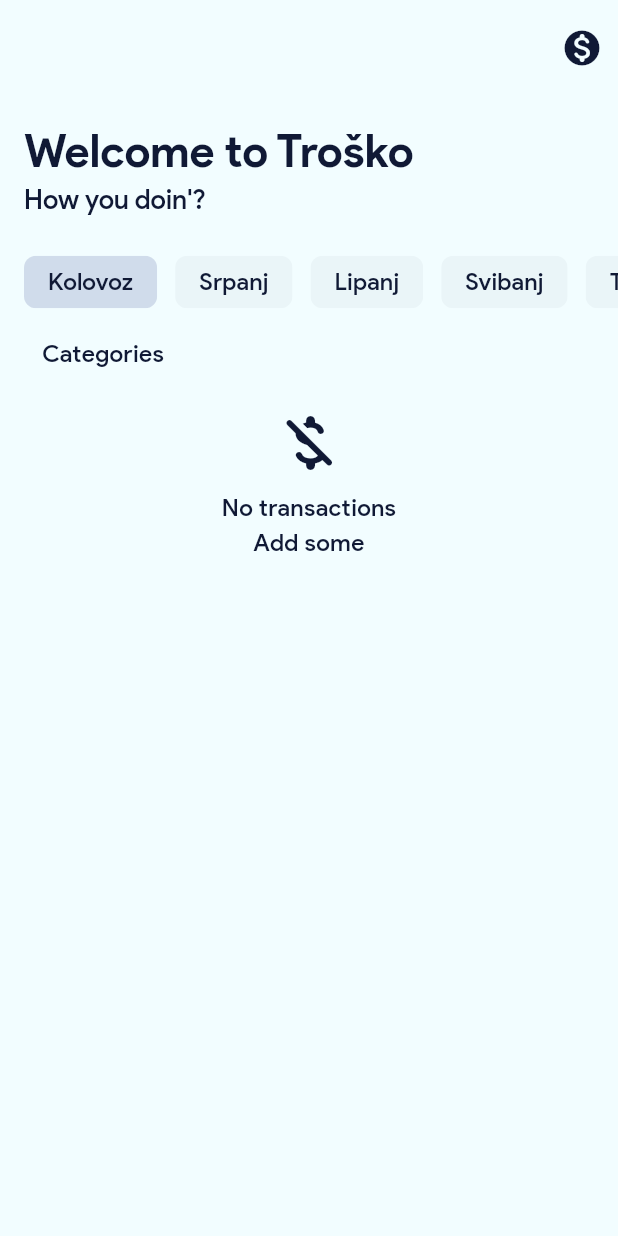
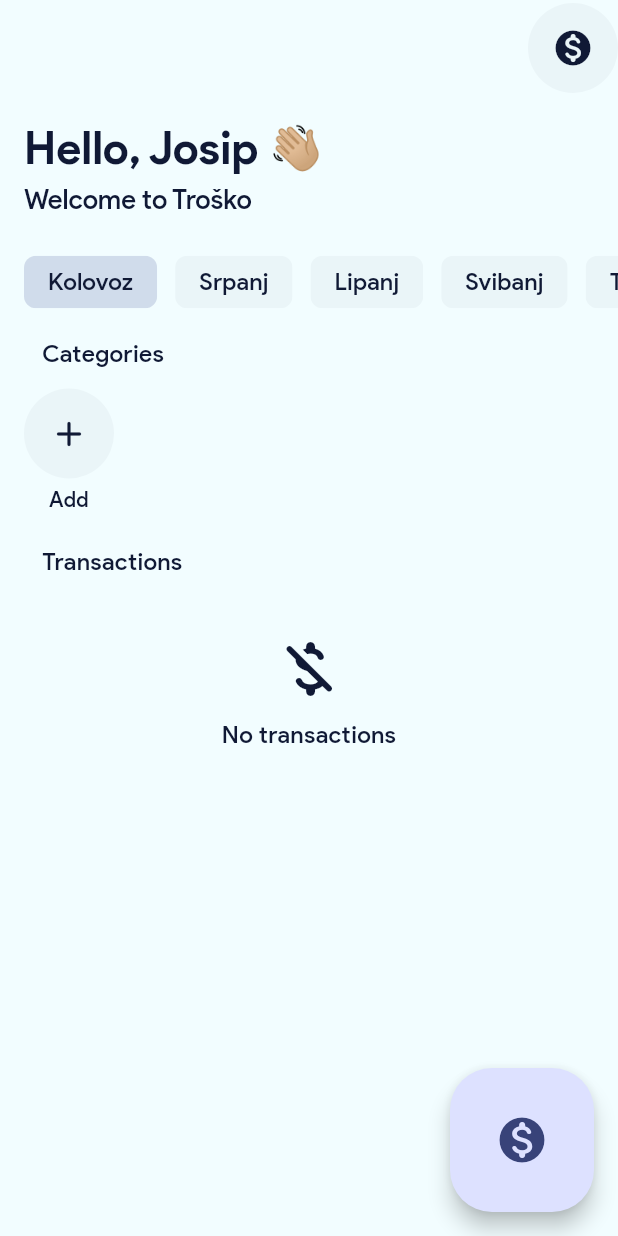
Before and after one commit to jokilic/trosko, a Flutter app: the screen it shows after launch, on a phone screen of 412 x 824 dp. Run offline on Flutter 3.47's test engine with Material 3 defaults, Android fonts, the phone set to English and light mode, and no system bars; our stand-ins replace get_it, hive_ce, hive_ce_flutter, logger, package_info_plus, watch_it; accounts and stored records are empty; statements that could not run were skipped; project files that could hold a hidden picture were left out.

Commit message:
Work on categories (WIP)

```diff
--- a/lib/screens/home/home_screen.dart
+++ b/lib/screens/home/home_screen.dart
@@ -9,6 +9,7 @@ import '../../util/dependencies.dart';
 import '../../util/months.dart';
 import '../../widgets/trosko_app_bar.dart';
 import 'home_controller.dart';
+import 'widgets/home_categories.dart';
 import 'widgets/home_month_chips.dart';
 import 'widgets/home_transaction_widget.dart';
 
@@ -48,6 +49,16 @@ class _HomeScreenState extends State<HomeScreen> {
     final categories = state.categories;
 
     return Scaffold(
+      floatingActionButton: FloatingActionButton.large(
+        onPressed: () => openTransaction(
+          context,
+          passedTransaction: null,
+          categories: categories,
+        ),
+        child: const Icon(
+          Icons.monetization_on_rounded,
+        ),
+      ),
       body: CustomScrollView(
         keyboardDismissBehavior: ScrollViewKeyboardDismissBehavior.onDrag,
         physics: const BouncingScrollPhysics(),
@@ -70,9 +81,9 @@ class _HomeScreenState extends State<HomeScreen> {
                 ),
               ),
             ],
-            smallTitle: 'Welcome to Troško',
-            bigTitle: 'Welcome to Troško',
-            bigSubtitle: "How you doin'?",
+            smallTitle: 'Hello, Josip 👋🏼',
+            bigTitle: 'Hello, Josip 👋🏼',
+            bigSubtitle: 'Welcome to Troško',
           ),
 
           ///
@@ -101,9 +112,46 @@ class _HomeScreenState extends State<HomeScreen> {
             sliver: SliverToBoxAdapter(
               child: Text(
                 'Categories',
-                style: context.textStyles.homeNoTransaction,
+                style: context.textStyles.homeTitle,
               ),
             ),
+          ),
+          const SliverToBoxAdapter(
+            child: SizedBox(height: 12),
+          ),
+
+          ///
+          /// CATEGORIES
+          ///
+          HomeCategories(
+            categories: categories,
+            onPressedCategory: (category) => openCategory(
+              context,
+              passedCategory: category,
+            ),
+            onPressedAdd: () => openCategory(
+              context,
+              passedCategory: null,
+            ),
+          ),
+          const SliverToBoxAdapter(
+            child: SizedBox(height: 8),
+          ),
+
+          ///
+          /// TRANSACTIONS TITLE
+          ///
+          SliverPadding(
+            padding: const EdgeInsets.symmetric(horizontal: 28),
+            sliver: SliverToBoxAdapter(
+              child: Text(
+                'Transactions',
+                style: context.textStyles.homeTitle,
+              ),
+            ),
+          ),
+          const SliverToBoxAdapter(
+            child: SizedBox(height: 12),
           ),
 
           ///
@@ -138,12 +186,7 @@ class _HomeScreenState extends State<HomeScreen> {
                           Text(
                             'No transactions',
                             textAlign: TextAlign.center,
-                            style: context.textStyles.homeNoTransaction,
-                          ),
-                          Text(
-                            'Add some',
-                            textAlign: TextAlign.center,
-                            style: context.textStyles.homeNoTransaction,
+                            style: context.textStyles.homeTitle,
                           ),
                         ],
                       ),
--- /dev/null
+++ b/lib/screens/home/widgets/home_categories.dart
@@ -0,0 +1,95 @@
+import 'package:flutter/material.dart';
+
+import '../../../models/category/category.dart';
+import '../../../theme/theme.dart';
+
+class HomeCategories extends StatelessWidget {
+  final List<Category> categories;
+  final Function(Category category) onPressedCategory;
+  final Function() onPressedAdd;
+
+  const HomeCategories({
+    required this.categories,
+    required this.onPressedCategory,
+    required this.onPressedAdd,
+  });
+
+  @override
+  Widget build(BuildContext context) => SliverToBoxAdapter(
+    child: SizedBox(
+      height: 96,
+      child: ListView.separated(
+        padding: const EdgeInsets.symmetric(horizontal: 16),
+        physics: const BouncingScrollPhysics(),
+        scrollDirection: Axis.horizontal,
+        itemCount: categories.length + 1,
+        itemBuilder: (_, index) {
+          final category = categories.elementAtOrNull(index);
+
+          ///
+          /// CATEGORY
+          ///
+          if (category != null) {
+            return HomeCategory(
+              onPressed: () => onPressedCategory(category),
+              color: category.color.withValues(alpha: 0.35),
+              icon: Icons.catching_pokemon_rounded,
+              text: category.name,
+            );
+          }
+
+          ///
+          /// ADD NEW CATEGORY
+          ///
+          return HomeCategory(
+            onPressed: onPressedAdd,
+            color: context.colors.text.withValues(alpha: 0.035),
+            icon: Icons.add_rounded,
+            text: 'Add',
+          );
+        },
+        separatorBuilder: (_, __) => const SizedBox(width: 24),
+      ),
+    ),
+  );
+}
+
+class HomeCategory extends StatelessWidget {
+  final Function() onPressed;
+  final Color color;
+  final IconData icon;
+  final String text;
+
+  const HomeCategory({
+    required this.onPressed,
+    required this.color,
+    required this.icon,
+    required this.text,
+  });
+
+  @override
+  Widget build(BuildContext context) => ConstrainedBox(
+    constraints: const BoxConstraints(
+      maxWidth: 96,
+    ),
+    child: Column(
+      children: [
+        IconButton(
+          onPressed: onPressed,
+          style: IconButton.styleFrom(
+            backgroundColor: color,
+          ),
+          icon: Icon(icon),
+        ),
+        const SizedBox(height: 4),
+        Text(
+          text,
+          style: context.textStyles.homeCategoryTitle,
+          maxLines: 1,
+          overflow: TextOverflow.ellipsis,
+          textAlign: TextAlign.center,
+        ),
+      ],
+    ),
+  );
+}
--- a/lib/theme/theme.dart
+++ b/lib/theme/theme.dart
@@ -20,7 +20,7 @@ class TroskoTheme {
       filledButtonTheme: FilledButtonThemeData(
         style: ButtonStyle(
           backgroundColor: WidgetStateProperty.all(
-            lightAppColors.primary,
+            lightAppColors.secondary,
           ),
           foregroundColor: WidgetStateProperty.all(
             lightAppColors.background,
@@ -51,6 +51,17 @@ class TroskoTheme {
         showCheckmark: false,
         elevation: 0,
         labelPadding: const EdgeInsets.symmetric(horizontal: 8),
+      ),
+      iconButtonTheme: IconButtonThemeData(
+        style: IconButton.styleFrom(
+          backgroundColor: lightAppColors.text.withValues(alpha: 0.035),
+          foregroundColor: lightAppColors.text,
+          highlightColor: lightAppColors.text.withValues(alpha: 0.1),
+          iconSize: 28,
+          shape: const CircleBorder(),
+          padding: const EdgeInsets.all(16),
+          elevation: 0,
+        ),
       ),
       splashColor: Colors.transparent,
       highlightColor: lightAppColors.text.withValues(alpha: 0.1),
@@ -113,6 +124,9 @@ TroskoTextThemesExtension getTextThemesExtension({
   homeMonthChip: TroskoTextStyles.homeMonthChip.copyWith(
     color: colorsExtension.text,
   ),
+  homeCategoryTitle: TroskoTextStyles.homeCategoryTitle.copyWith(
+    color: colorsExtension.text,
+  ),
   homeTransactionTitle: TroskoTextStyles.homeTransactionTitle.copyWith(
     color: colorsExtension.text,
   ),
@@ -125,7 +139,7 @@ TroskoTextThemesExtension getTextThemesExtension({
   homeTransactionEuro: TroskoTextStyles.homeTransactionEuro.copyWith(
     color: colorsExtension.text,
   ),
-  homeNoTransaction: TroskoTextStyles.homeNoTransaction.copyWith(
+  homeTitle: TroskoTextStyles.homeTitle.copyWith(
     color: colorsExtension.text,
   ),
   transactionAmountCurrentValue: TroskoTextStyles.transactionAmountCurrentValue.copyWith(
```
Also changed, not shown: lib/routing.dart (+13 -0 lines), lib/screens/category/category_controller.dart (added, +117 -0 lines), lib/screens/category/category_screen.dart (added, +179 -0 lines), lib/theme/text_styles.dart (+17 -6 lines).
